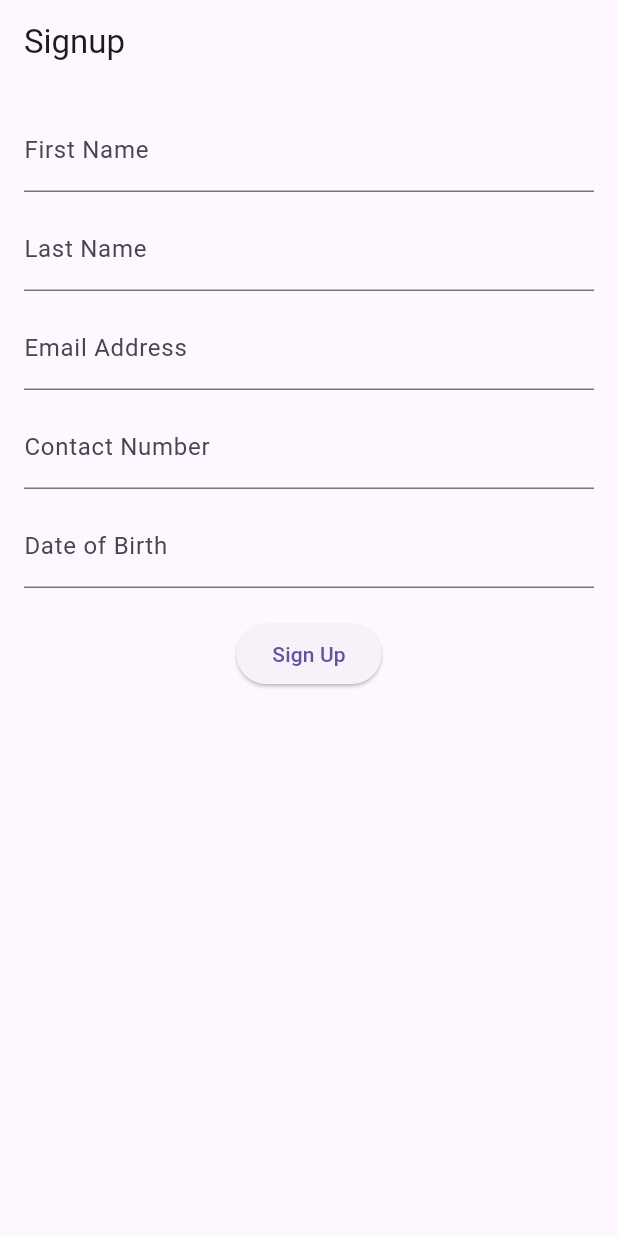
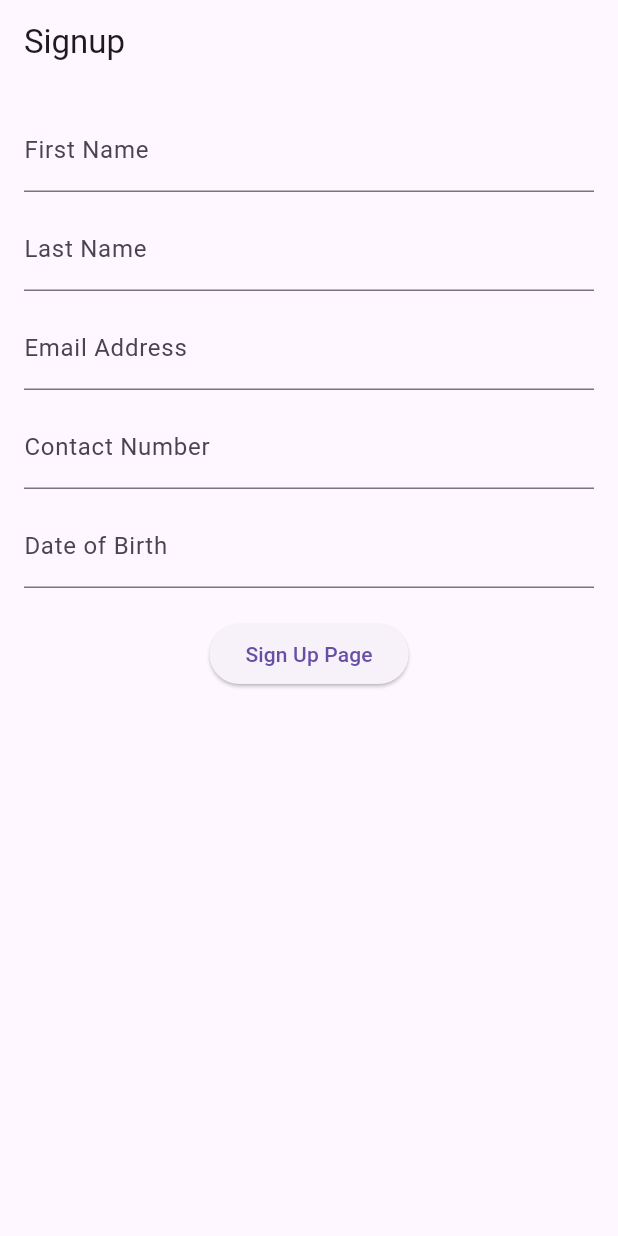
Before and after one commit to Sharmake-gif/signup_page, a Flutter app: the screen it shows after launch, on a phone screen of 412 x 824 dp. Run offline on Flutter 3.47's test engine with Material 3 defaults, Android fonts, the phone set to English and light mode, and no system bars; drawn by our look-alikes of flutter_form_builder.

Commit message:
Updated main.dart

```diff
--- a/lib/main.dart
+++ b/lib/main.dart
@@ -132,7 +132,7 @@ class SignupPageState extends State<SignupPage> {
                     );
                   }
                 },
-                child: const Text("Sign Up"),
+                child: const Text("Sign Up Page"),
               ),
             ],
           ),
```
